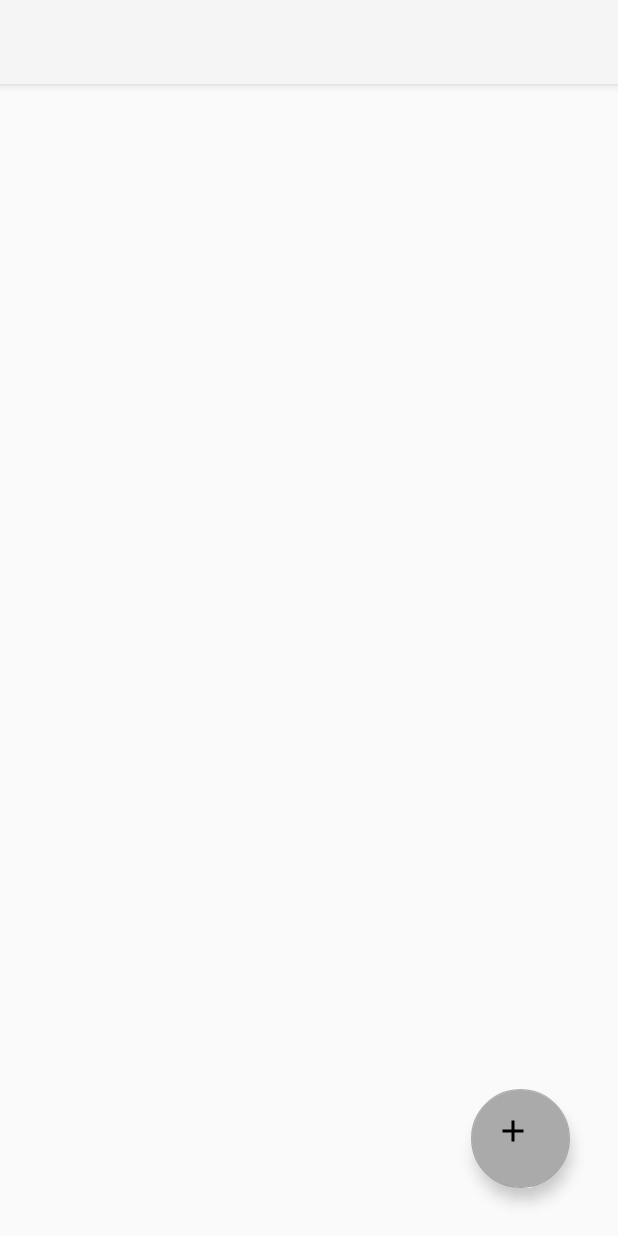
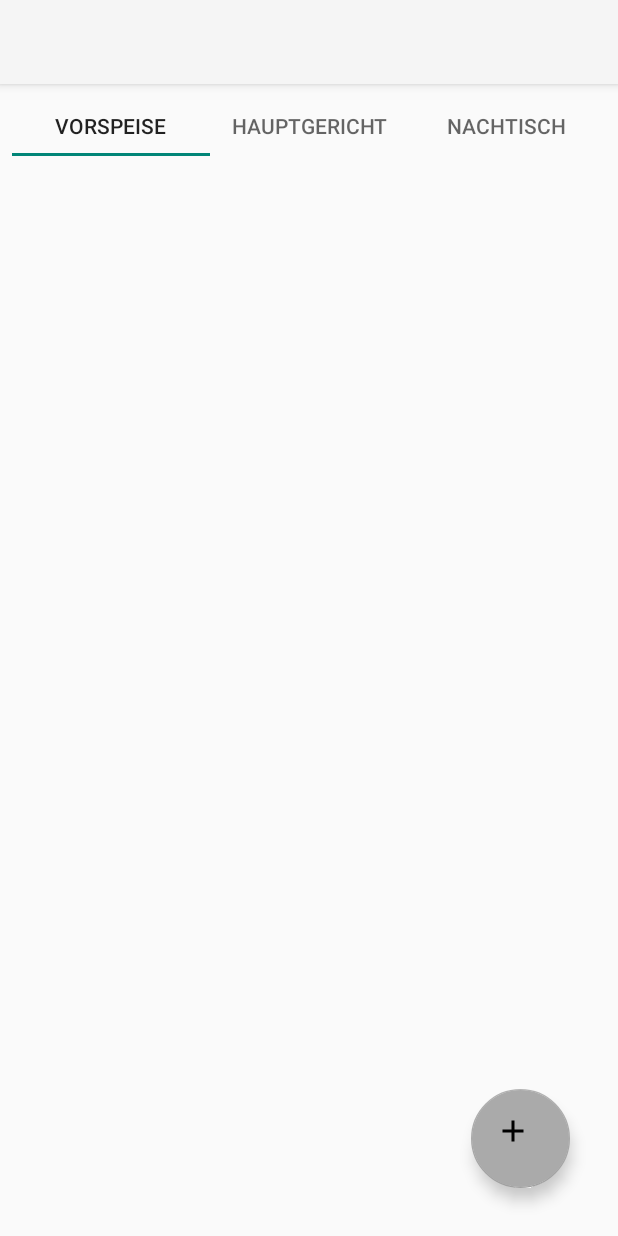
Before and after one commit to JanNB97/RecipesPlayer, an Android app: the screen it shows after launch (MainActivity), on a phone screen of 412 x 824 dp. Run offline under Robolectric (Android 15) with nearby library versions, the phone set to English and light mode, and no system bars.

Commit message:
added tab view and recycler view

```diff
--- a/app/src/main/res/layout/activity_main.xml
+++ b/app/src/main/res/layout/activity_main.xml
@@ -27,4 +27,44 @@
         app:layout_constraintBottom_toBottomOf="parent"
         app:layout_constraintEnd_toEndOf="parent"
         app:srcCompat="@drawable/ic_add" />
+
+    <android.support.design.widget.TabLayout
+        android:id="@+id/tabLayout"
+        android:layout_width="0dp"
+        android:layout_height="40dp"
+        android:layout_marginStart="8dp"
+        android:layout_marginTop="8dp"
+        android:layout_marginEnd="8dp"
+        app:layout_constraintEnd_toEndOf="parent"
+        app:layout_constraintStart_toStartOf="parent"
+        app:layout_constraintTop_toBottomOf="@+id/my_toolbar">
+
+        <android.support.design.widget.TabItem
+            android:layout_width="wrap_content"
+            android:layout_height="wrap_content"
+            android:text="Vorspeise" />
+
+        <android.support.design.widget.TabItem
+            android:layout_width="wrap_content"
+            android:layout_height="wrap_content"
+            android:text="Hauptgericht" />
+
+        <android.support.design.widget.TabItem
+            android:layout_width="wrap_content"
+            android:layout_height="wrap_content"
+            android:text="Nachtisch" />
+    </android.support.design.widget.TabLayout>
+
+    <android.support.v7.widget.RecyclerView
+        android:layout_width="0dp"
+        android:layout_height="0dp"
+        android:layout_marginStart="8dp"
+        android:layout_marginTop="8dp"
+        android:layout_marginEnd="8dp"
+        android:layout_marginBottom="8dp"
+        app:layout_constraintBottom_toBottomOf="parent"
+        app:layout_constraintEnd_toEndOf="parent"
+        app:layout_constraintStart_toStartOf="parent"
+        app:layout_constraintTop_toBottomOf="@+id/tabLayout" />
+
 </android.support.constraint.ConstraintLayout>
```
